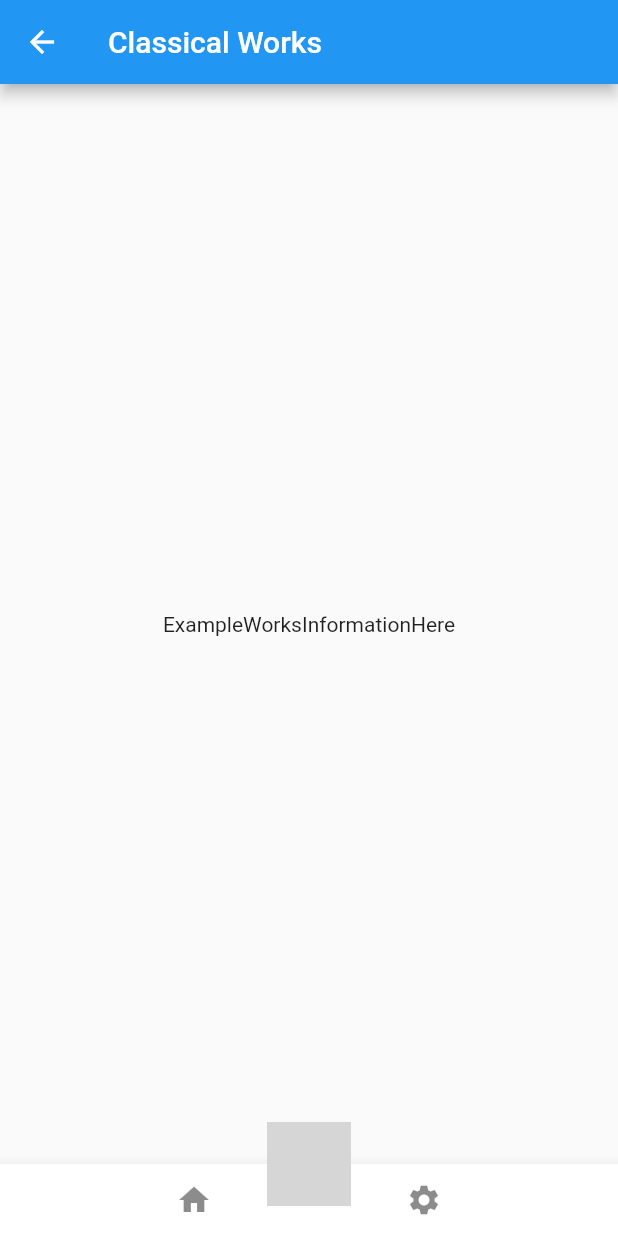
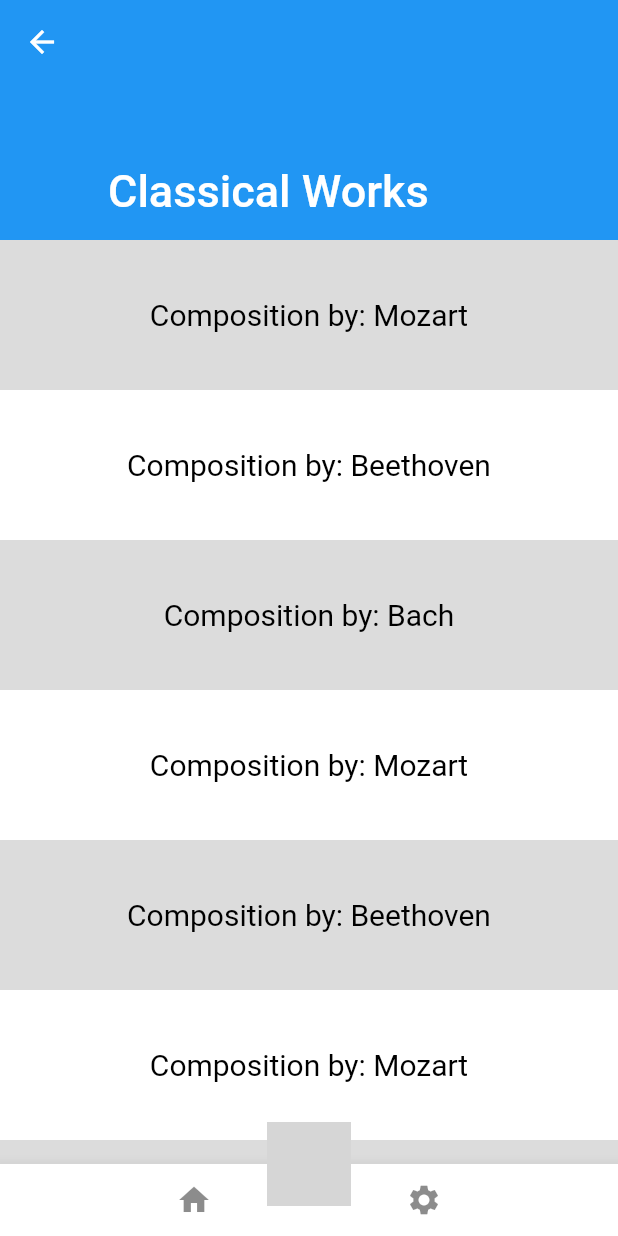
Before and after one commit to Alex-Laney/JuniorDesign2329, a Flutter app: the WorksScreen screen opened by its route, on a phone screen of 412 x 824 dp. Run offline on Flutter 3.47's test engine with Material 2 defaults, Android fonts, the phone set to English and light mode, and no system bars; missing offline and left inert: circular_menu; grey boxes are pictures that could not be loaded.

Commit message:
List View Functionality for Music
There is now a functional UI for music listening. It is a scrollable list view that is made up of buttons that can send users anywhere with the existing navigation system. Work will need to be done as far as making this UI presentable, but it is now functional.

```diff
--- a/lib/Musical-Works/Musical-Works.dart
+++ b/lib/Musical-Works/Musical-Works.dart
@@ -9,6 +9,8 @@ class WorksScreen extends StatelessWidget {
   Widget build(BuildContext context) {
     final ButtonStyle style =
     ElevatedButton.styleFrom(textStyle: const TextStyle(fontSize: 20));
+    final ButtonStyle style2 =
+    TextButton.styleFrom(textStyle: const TextStyle(fontSize: 20), foregroundColor: Colors.black);
     final int iconColor = 300;
 
     // returns the circular spanning button for module selection
@@ -49,17 +51,77 @@ class WorksScreen extends StatelessWidget {
         ],
       );
     }
+    final List<String> entries = <String>['Mozart', 'Beethoven', 'Bach',
+      'Mozart', 'Beethoven', 'Mozart', 'Beethoven', 'Mozart'];
+    final List<int> colorCodes = <int>[500, 500, 500];
 
     return Scaffold(
-        appBar: AppBar(
-          title: const Text('Classical Works'),
+        // appBar: AppBar(
+        //   title: const Text('Classical Works'),
+        // ),
+        body: CustomScrollView(
+          slivers: <Widget>[
+            const SliverAppBar(
+              pinned: true,
+              snap: false,
+              floating: false,
+              expandedHeight: 160.0,
+              flexibleSpace: FlexibleSpaceBar(
+                title: Text('Classical Works')
+              ),
+            ),
+            // const SliverToBoxAdapter(
+            //   child: SizedBox(
+            //     height: 20,
+            //     child: Center(
+            //       child: Text('Scroll to see the SliverAppBar in effect.'),
+            //     ),
+            //   ),
+            // ),
+            SliverList(
+              delegate: SliverChildBuilderDelegate(
+                    (BuildContext context, int index) {
+                  return Container(
+                    color: index.isOdd ? Colors.white : Colors.black12,
+                    height: 100.0,
+                    child: Center(
+                      child: TextButton(
+                        style: style2,
+                        onPressed: () {
+                          /*
+                           NOTE: The logic following this comment can be reworked such that you can use the conditional
+                           to attribute the correct index to the correct music listening page for navigation
+                           IE Mozart Song #2 is index 3 so 'if (index == 3) { Navigator etc '/mozart2listen'}
+                           or something to that effect
+                           */
+                          index.isOdd ? Navigator.pushNamed(context, '/composers') : Navigator.pushNamed(context, '/terms');
+                        },
+                        child: Text('Composition by: ${entries[index]}'),
+                      )
+                    ),
+                  );
+                },
+                childCount: 8,
+              ),
+            ),
+          ],
         ),
-        body: Center(
-          child: Column(
-            mainAxisSize: MainAxisSize.min,
-            children: const <Widget>[Text('ExampleWorksInformationHere')],
-          ),
-        ),
+      //
+      //
+      //
+      //
+      // ListView.separated(
+        //   padding: const EdgeInsets.all(8),
+        //   itemCount: entries.length,
+        //   itemBuilder: (BuildContext context, int index) {
+        //     return Container(
+        //       height: 50,
+        //       color: Colors.amber[colorCodes[index]],
+        //       child: Center(child: Text('Entry ${entries[index]}')),
+        //     );
+        //   },
+        //   separatorBuilder: (BuildContext context, int index) => const Divider(),
+        // ),
       floatingActionButtonLocation: FloatingActionButtonLocation.centerDocked,
       floatingActionButton: buildCircularDialMainMenu(),
       bottomNavigationBar: BottomAppBar(
```
